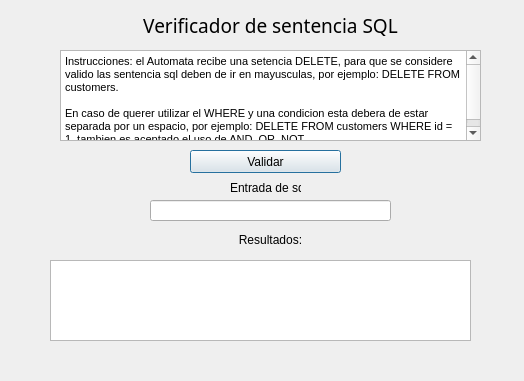
First picture: the form in interfaz.ui, repository Isaac-syc/Automata, before the edit.
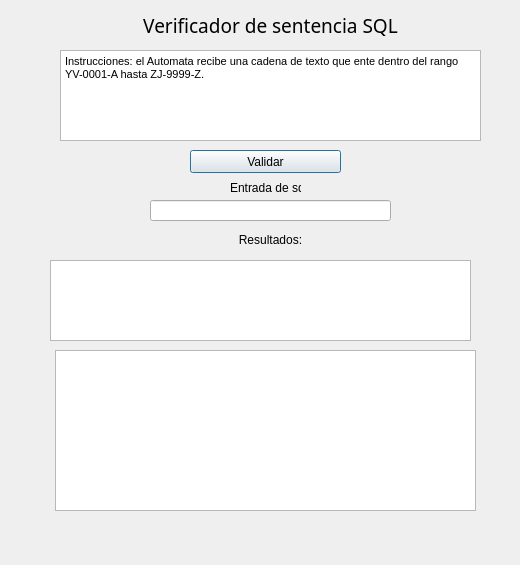
Second picture: the form after the edit.

Commit message: cambio para diana

What changed in the file:
```diff
--- a/interfaz.ui
+++ b/interfaz.ui
@@ -6,8 +6,8 @@
    <rect>
     <x>0</x>
     <y>0</y>
-    <width>524</width>
-    <height>381</height>
+    <width>520</width>
+    <height>565</height>
    </rect>
   </property>
   <property name="baseSize">
@@ -129,10 +129,23 @@
 &lt;html&gt;&lt;head&gt;&lt;meta name=&quot;qrichtext&quot; content=&quot;1&quot; /&gt;&lt;style type=&quot;text/css&quot;&gt;
 p, li { white-space: pre-wrap; }
 &lt;/style&gt;&lt;/head&gt;&lt;body style=&quot; font-family:'MS Shell Dlg 2'; font-size:8.25pt; font-weight:400; font-style:normal;&quot;&gt;
-&lt;p style=&quot; margin-top:0px; margin-bottom:0px; margin-left:0px; margin-right:0px; -qt-block-indent:0; text-indent:0px;&quot;&gt;Instrucciones: el Automata recibe una setencia DELETE, para que se considere valido las sentencia sql deben de ir en mayusculas, por ejemplo: DELETE FROM customers. &lt;br /&gt;&lt;/p&gt;
-&lt;p style=&quot; margin-top:0px; margin-bottom:0px; margin-left:0px; margin-right:0px; -qt-block-indent:0; text-indent:0px;&quot;&gt;En caso de querer utilizar el WHERE y una condicion esta debera de estar separada por un espacio, por ejemplo: DELETE FROM customers WHERE id = 1, tambien es aceptado el uso de AND, OR, NOT  &lt;/p&gt;&lt;/body&gt;&lt;/html&gt;</string>
+&lt;p style=&quot; margin-top:0px; margin-bottom:0px; margin-left:0px; margin-right:0px; -qt-block-indent:0; text-indent:0px;&quot;&gt;Instrucciones: el Automata recibe una cadena de texto que ente dentro del rango YV-0001-A hasta ZJ-9999-Z. &lt;br /&gt;&lt;/p&gt;
+&lt;p style=&quot; margin-top:0px; margin-bottom:0px; margin-left:0px; margin-right:0px; -qt-block-indent:0; text-indent:0px;&quot;&gt; &lt;/p&gt;&lt;/body&gt;&lt;/html&gt;</string>
    </property>
   </widget>
+  <widget class="QTextBrowser" name="transitionsBrowser">
+    <property name="geometry">
+     <rect>
+      <x>55</x>
+      <y>350</y>
+      <width>421</width>
+      <height>161</height>
+     </rect>
+    </property>
+    <property name="readOnly">
+     <bool>true</bool>
+    </property>
+   </widget>
  </widget>
  <resources/>
  <connections/>
```
The commit also changes 2 other files.
